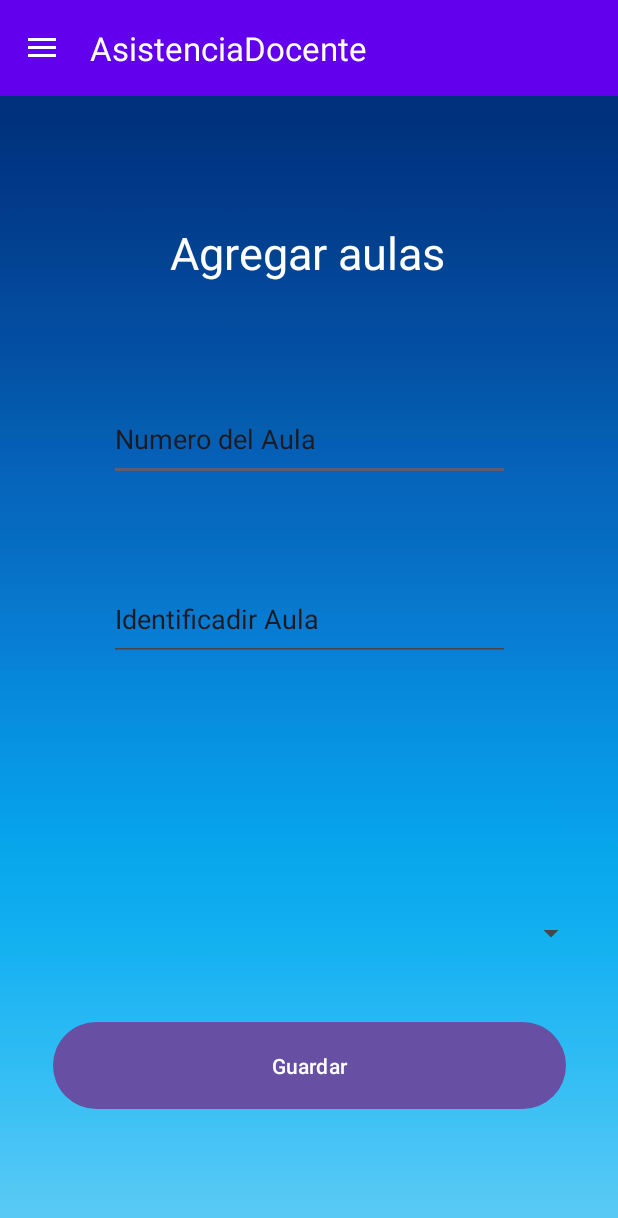
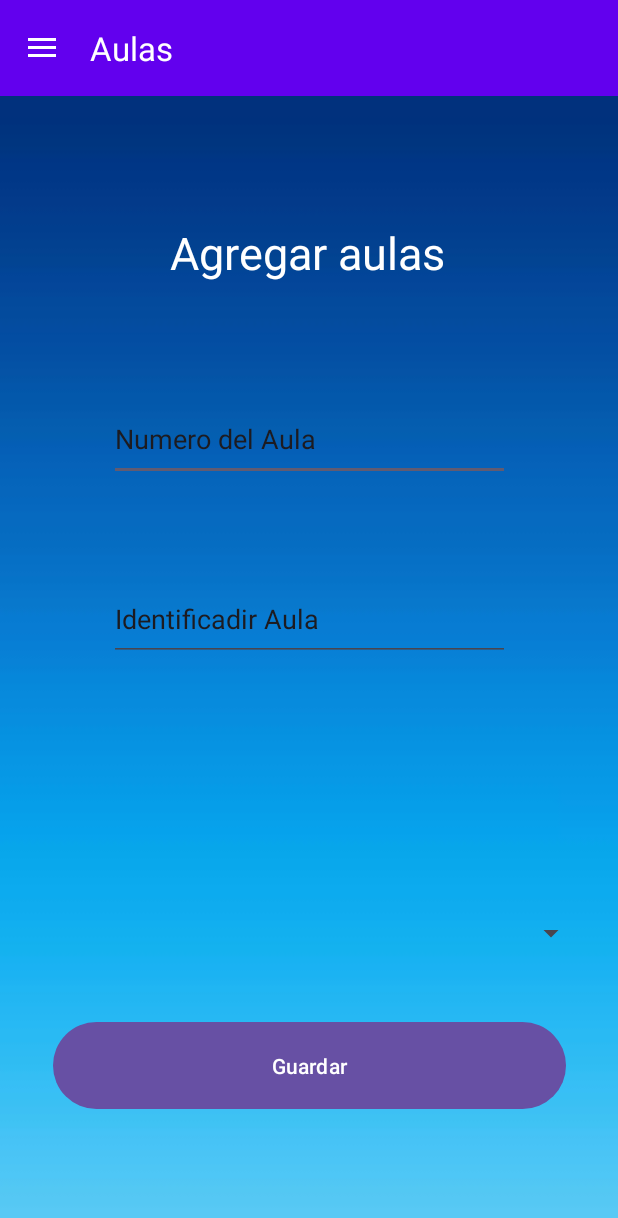
Before and after one commit to DELLAlfredo/AsistenciaDocente, an Android app: the abcAula screen opened directly, with no data from a screen before it, in the side drawer, after a tap on "Aulas", on a phone screen of 412 x 824 dp. Shown: the top 1218 px of the screen. Run offline under Robolectric (Android 15) with nearby library versions, the light colour scheme and no system bars; network calls fail; Roboto replaces fonts that are not available here.

Commit message:
menu de opciones terminado

```diff
--- a/app/build.gradle
+++ b/app/build.gradle
@@ -1,5 +1,6 @@
 plugins {
     id 'com.android.application'
+
 }
 
 android {
--- a/app/src/main/java/com/example/asistenciadocente/MainActivity.java
+++ b/app/src/main/java/com/example/asistenciadocente/MainActivity.java
@@ -37,7 +37,7 @@ public class MainActivity extends AppCompatActivity {
             public void onClick(View v) {
                 // Intent inten = new Intent(getApplicationContext(), abcDocentes.class);
                 //startActivity(inten);
-                validarUsuario("http://192.168.0.6:80/Checador/Validar_Usuario.php");
+                validarUsuario("http://192.168.56.1:80/CHECKTECH/Validar_Usuario.php");
             }
         });
     }
--- a/app/src/main/java/com/example/asistenciadocente/abcAula.java
+++ b/app/src/main/java/com/example/asistenciadocente/abcAula.java
@@ -10,9 +10,9 @@ public class abcAula extends menu {
     protected void onCreate(Bundle savedInstanceState) {
         super.onCreate(savedInstanceState);
         activityAbcAulaBinding = ActivityAbcAulaBinding.inflate(getLayoutInflater());
+
+        setContentView(activityAbcAulaBinding.getRoot());
         allocateActivityTitle("Aulas");
-        setContentView(activityAbcAulaBinding.getRoot());
-
         /*--------------------------------------------------------*/
 
 
--- a/app/src/main/java/com/example/asistenciadocente/menu.java
+++ b/app/src/main/java/com/example/asistenciadocente/menu.java
@@ -1,5 +1,6 @@
 package com.example.asistenciadocente;
 
+import android.content.Intent;
 import android.view.MenuItem;
 import android.view.View;
 import android.widget.FrameLayout;
@@ -32,7 +33,8 @@ public class menu extends AppCompatActivity implements NavigationView.OnNavigati
         NavigationView navigationView =  drawerLayout.findViewById(R.id.nav_view);
         navigationView.setNavigationItemSelectedListener(this);
 
-        ActionBarDrawerToggle toggle = new ActionBarDrawerToggle(this,drawerLayout,toolbar,R.string.navigation_open,R.string.navigation_close);
+        ActionBarDrawerToggle toggle = new ActionBarDrawerToggle
+                (this,drawerLayout,toolbar,R.string.navigation_open,R.string.navigation_close);
         drawerLayout.addDrawerListener(toggle);
         toggle.syncState();
     }
@@ -40,13 +42,20 @@ public class menu extends AppCompatActivity implements NavigationView.OnNavigati
     @Override
     public boolean onNavigationItemSelected(@NonNull MenuItem item) {
         drawerLayout.closeDrawer(GravityCompat.START);
-        switch (item.getItemId())
+        if (item.getItemId()== R.id.nav_Aulas)
         {
-           /* case R.id.nav_Aulas:
-                startActivity(new Intent(this, abcAula.class));
-                overridePendingTransition(0,0);
-                break;
-            */
+            Intent intent = new Intent(getApplicationContext(), abcAula.class);
+            startActivity(intent);
+        }else {
+            if (item.getItemId()== R.id.nav_Docentes) {
+                Intent intent = new Intent(getApplicationContext(), abcDocentes.class);
+                startActivity(intent);
+            }else {
+                if (item.getItemId()== R.id.nav_Clases) {
+                    Intent intent = new Intent(getApplicationContext(), Clases.class);
+                    startActivity(intent);
+                }
+            }
         }
         return false;
     }
@@ -55,9 +64,5 @@ public class menu extends AppCompatActivity implements NavigationView.OnNavigati
             getSupportActionBar().setTitle(titleString);
         }
     }
-    /*@Override
-    protected void onCreate(Bundle savedInstanceState) {
-        super.onCreate(savedInstanceState);
-        setContentView(R.layout.activity_clases);
-    }*/
+
 }
--- a/app/src/main/res/layout/activity_clases.xml
+++ b/app/src/main/res/layout/activity_clases.xml
@@ -10,7 +10,8 @@
         android:id="@+id/textView"
         android:layout_width="wrap_content"
         android:layout_height="wrap_content"
-        android:text="TextView"
+        android:text="Ya jalo tu"
+        android:textSize="34sp"
         app:layout_constraintBottom_toBottomOf="parent"
         app:layout_constraintEnd_toEndOf="parent"
         app:layout_constraintStart_toStartOf="parent"
--- a/app/src/main/res/menu/main_menu.xml
+++ b/app/src/main/res/menu/main_menu.xml
@@ -1,6 +1,11 @@
 <?xml version="1.0" encoding="utf-8"?>
 <menu xmlns:android="http://schemas.android.com/apk/res/android">
     <group android:checkableBehavior="single">
+        <item
+            android:id="@+id/nav_Clases"
+            android:title="Clases"
+            android:icon="@color/Black"
+            />
         <item
             android:id="@+id/nav_Docentes"
             android:title="Docentes"
@@ -11,11 +16,7 @@
             android:title="Aulas"
             android:icon="@color/error"
             />
-        <item
-            android:id="@+id/nav_Clases"
-            android:title="Clases"
-            android:icon="@color/Black"
-            />
+
         <item
             android:id="@+id/nav_Reporte_Semanal"
             android:title="Reporte Semanal"
```
Also changed, not shown: app/src/main/AndroidManifest.xml (+6 -3 lines), app/src/main/java/com/example/asistenciadocente/abcDocentes.java (+6 -15 lines), app/src/main/res/drawable/logo.jpg (added), app/src/main/res/drawable/logo.png (deleted), app/src/main/res/drawable/logotec2.png (added).
